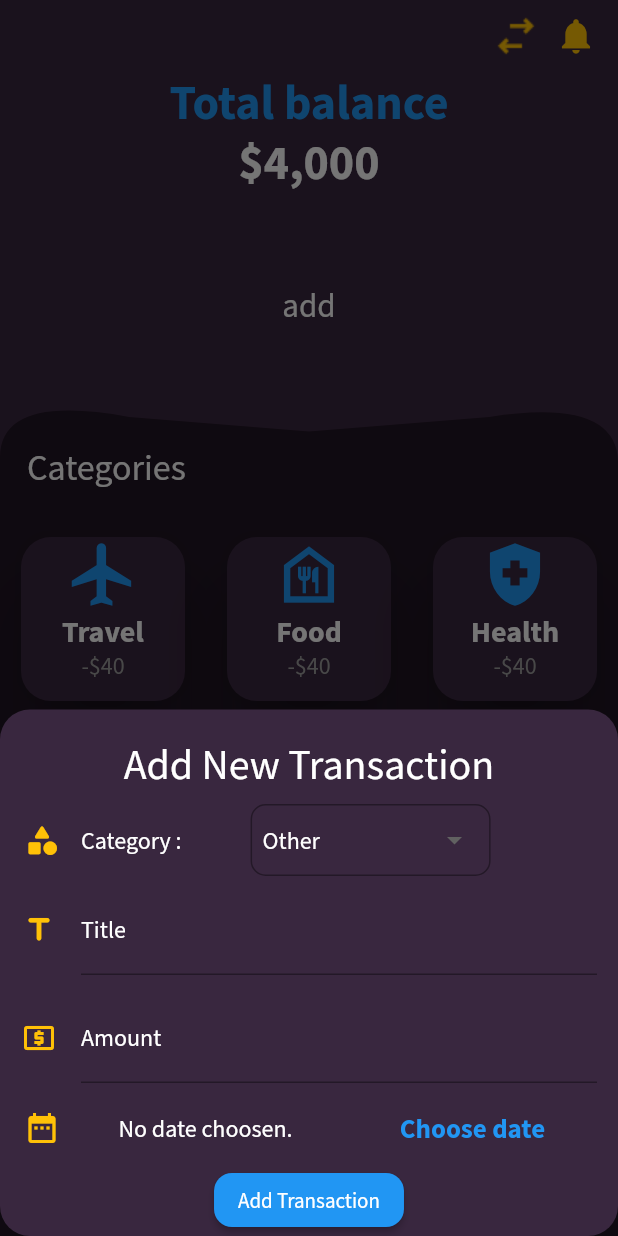
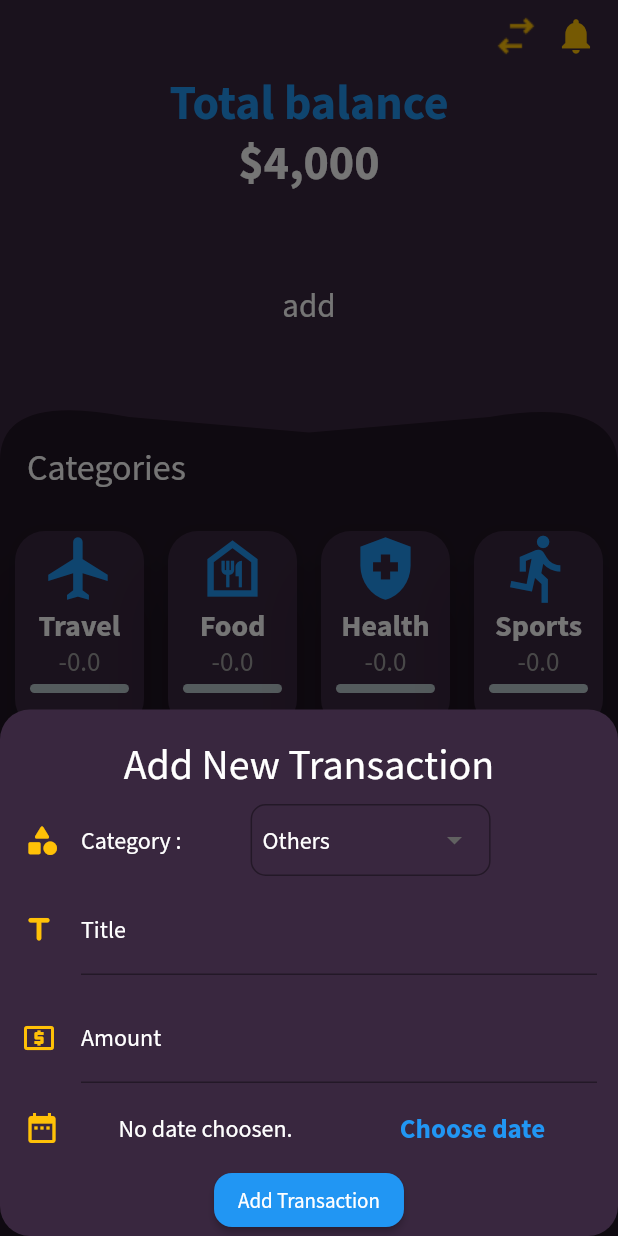
Before and after one commit to RemonYounan/Expenses-App, a Flutter app: the MainScreen screen opened by its route, item 2 of the bottom bar chosen, after a tap on the "add" icon, on a phone screen of 412 x 824 dp. Run offline on Flutter 3.47's test engine with Material 2 defaults, Android fonts, the light colour scheme and no system bars; drawn by our look-alikes of animated_bottom_navigation_bar, percent_indicator; our stand-ins replace carousel_slider, shared_preferences, smooth_page_indicator, sqflite; missing offline and left inert: awesome_card; accounts and stored records are empty.

Commit message:
added things

```diff
--- a/lib/helpers/db_tx_helper.dart
+++ b/lib/helpers/db_tx_helper.dart
@@ -10,7 +10,7 @@
       version: 1,
       onCreate: (db, version) {
         return db.execute(
-            'CREATE TABLE UserTransactions(id TEXT PRIMARY KEY, category TEXT, title TEXT, amount REAL, date TEXT, expenses REAL)');
+            'CREATE TABLE UserTransactions(id TEXT PRIMARY KEY, category TEXT, title TEXT, amount REAL, date TEXT)');
       },
     );
   }
--- a/lib/main.dart
+++ b/lib/main.dart
@@ -70,7 +70,7 @@
           MainScreen.routeName: (context) => MainScreen(),
           HomeScreen.routeName: (context) => HomeScreen(),
           StatisticsScreen.routeName: (context) => StatisticsScreen(),
-          AddCreditScreen.routeName: (context) => AddCreditScreen(),
+          AddCreditScreen.routeName: (context) => AddCreditScreen(false),
           NotificationsScreen.routeName: (context) =>
               const NotificationsScreen(),
         },
--- a/lib/others/transaction_icon.dart
+++ b/lib/others/transaction_icon.dart
@@ -7,7 +7,7 @@
     'Health': Icons.health_and_safety_rounded,
     'Sports': Icons.directions_run_rounded,
     'Electricity': Icons.electrical_services_rounded,
-    'Other': Icons.attach_money_rounded,
+    'Others': Icons.attach_money_rounded,
   };
   static IconData getIcon(String category) {
     return icons[category]!;
--- a/lib/providers/transactions.dart
+++ b/lib/providers/transactions.dart
@@ -1,3 +1,5 @@
+import 'dart:math';
+
 import 'package:flutter/cupertino.dart';
 import 'package:personal_expenses/helpers/db_tx_helper.dart';
 import 'package:personal_expenses/models/transaction.dart';
@@ -15,6 +17,26 @@
       expenses += element.amount!;
     });
     return expenses;
+  }
+
+  double getCategoryExpense(String category) {
+    var categoryExpense = 0.0;
+    _transactions.forEach((element) {
+      if (element.category == category) {
+        categoryExpense += element.amount!;
+      }
+    });
+    return categoryExpense;
+  }
+
+  double getMaxCatExpense() {
+    final max = _transactions.isEmpty
+        ? 0.0
+        : _transactions
+            .map((e) => e.amount)
+            .toList()
+            .reduce((value, element) => value! > element! ? value : element);
+    return max!;
   }
 
   void AddTransaction(
--- a/lib/screens/add_credit_screen.dart
+++ b/lib/screens/add_credit_screen.dart
@@ -1,12 +1,14 @@
 import 'package:flutter/material.dart';
 import 'package:personal_expenses/others/drop_down_menu.dart';
 import 'package:personal_expenses/providers/credit_cards.dart';
+import 'package:personal_expenses/screens/main_screen.dart';
 import 'package:personal_expenses/widgets/custom_form_filed.dart';
 import 'package:provider/provider.dart';
 
 class AddCreditScreen extends StatefulWidget {
-  AddCreditScreen({Key? key}) : super(key: key);
+  AddCreditScreen(this.first, {Key? key}) : super(key: key);
   static const routeName = '/add-credit-screen';
+  bool first;
 
   @override
   State<AddCreditScreen> createState() => _AddCreditScreenState();
@@ -35,7 +37,9 @@
         _expiryDate,
         cvv,
       );
-      Navigator.pop(context);
+      widget.first
+          ? Navigator.pushReplacementNamed(context, MainScreen.routeName)
+          : Navigator.pop(context);
     }
   }
 
--- a/lib/screens/balance_screen.dart
+++ b/lib/screens/balance_screen.dart
@@ -77,11 +77,12 @@
                   shrinkWrap: true,
                   physics: NeverScrollableScrollPhysics(),
                   gridDelegate: const SliverGridDelegateWithMaxCrossAxisExtent(
+                    mainAxisExtent: 140,
                     maxCrossAxisExtent: 120,
-                    crossAxisSpacing: 20,
-                    mainAxisSpacing: 20,
+                    crossAxisSpacing: 8,
+                    mainAxisSpacing: 8,
                   ),
-                  padding: const EdgeInsets.all(10),
+                  padding: const EdgeInsets.all(6),
                   children: CATEGORIES_DATA
                       .map(
                         (e) => CategoriGridItem(
--- a/lib/screens/welcome_screen.dart
+++ b/lib/screens/welcome_screen.dart
@@ -78,8 +78,11 @@
                         onPressed: () async {
                           final prefs = await SharedPreferences.getInstance();
                           prefs.setBool('showHome', true);
-                          Navigator.pushReplacementNamed(
-                              context, AddCreditScreen.routeName);
+                          Navigator.pushReplacement(
+                              context,
+                              MaterialPageRoute(
+                                builder: (context) => AddCreditScreen(true),
+                              ));
                         },
                         child: Text(
                           'Start Now',
--- a/lib/widgets/add_transaction.dart
+++ b/lib/widgets/add_transaction.dart
@@ -13,7 +13,7 @@
 class _AddTransactionState extends State<AddTransaction> {
   final _formKey = GlobalKey<FormState>();
   final icondropdown = '0';
-  String category = 'Other';
+  String category = 'Others';
   String? title;
   double? amount;
   var _pickedDate;
@@ -120,8 +120,8 @@
                           value: 'Electricity',
                         ),
                         DropdownMenuItem(
-                          child: Text('Other'),
-                          value: 'Other',
+                          child: Text('Others'),
+                          value: 'Others',
                         ),
                       ],
                       value: category,
--- a/lib/widgets/categori_grid_item.dart
+++ b/lib/widgets/categori_grid_item.dart
@@ -1,4 +1,7 @@
 import 'package:flutter/material.dart';
+import 'package:percent_indicator/linear_percent_indicator.dart';
+import 'package:personal_expenses/providers/transactions.dart';
+import 'package:provider/provider.dart';
 
 class CategoriGridItem extends StatelessWidget {
   final String title;
@@ -7,6 +10,10 @@
 
   @override
   Widget build(BuildContext context) {
+    final expense = Provider.of<Transactions>(context, listen: false)
+        .getCategoryExpense(title);
+    final max =
+        Provider.of<Transactions>(context, listen: false).getMaxCatExpense();
     return GridTile(
       child: InkWell(
         borderRadius: BorderRadius.circular(20),
@@ -17,7 +24,9 @@
           shape: RoundedRectangleBorder(
             borderRadius: BorderRadius.circular(20),
           ),
-          child: Column(
+          child: ListView(
+            shrinkWrap: true,
+            physics: NeverScrollableScrollPhysics(),
             children: [
               Icon(
                 icon,
@@ -27,14 +36,27 @@
               Text(
                 title,
                 style: Theme.of(context).textTheme.titleLarge,
+                textAlign: TextAlign.center,
               ),
               Text(
-                '-\$40',
+                '-$expense',
                 style: Theme.of(context)
                     .textTheme
                     .titleMedium!
-                    .copyWith(color: Colors.grey),
-              )
+                    .copyWith(color: Colors.grey, fontSize: 18),
+                textAlign: TextAlign.center,
+              ),
+              Padding(
+                padding: const EdgeInsets.symmetric(vertical: 4),
+                child: LinearPercentIndicator(
+                  percent: max == 0 ? 0 : expense / max,
+                  progressColor: Theme.of(context).colorScheme.primary,
+                  barRadius: Radius.circular(15),
+                  lineHeight: 6,
+                  center: null,
+                  curve: Curves.easeIn,
+                ),
+              ),
             ],
           ),
         ),
--- a/lib/widgets/expenses.dart
+++ b/lib/widgets/expenses.dart
@@ -9,15 +9,14 @@
 
   @override
   Widget build(BuildContext context) {
-    final expenses =
-        Provider.of<Transactions>(context, listen: false).getTotalExpenses();
+    final expenses = Provider.of<Transactions>(context).getTotalExpenses();
     return CustomPaint(
       painter: CardCustomPainter(context),
       size: Size(200, 100),
-      child: Container(
-        height: 150,
-        width: double.infinity,
-        child: Center(
+      child: Center(
+        child: Container(
+          height: 150,
+          width: double.infinity,
           child: Row(
             children: [
               Column(
@@ -25,9 +24,11 @@
                   SizedBox(
                     height: 20,
                   ),
-                  Text(
-                    'Expenses this month',
-                    style: Theme.of(context).textTheme.titleLarge,
+                  Center(
+                    child: Text(
+                      'Expenses this month',
+                      style: Theme.of(context).textTheme.titleLarge,
+                    ),
                   ),
                   Text(
                     '\$$expenses',
--- a/pubspec.yaml
+++ b/pubspec.yaml
@@ -42,7 +42,7 @@
   awesome_card: ^1.1.7
   shared_preferences: ^2.0.15
   smooth_page_indicator: ^1.0.0+2
-  percent_indicator:
+  percent_indicator: 4.0.0
 
 
 
```
Also changed, not shown: lib/widgets/grid_position.dart (deleted, +0 -59 lines), pubspec.lock.
